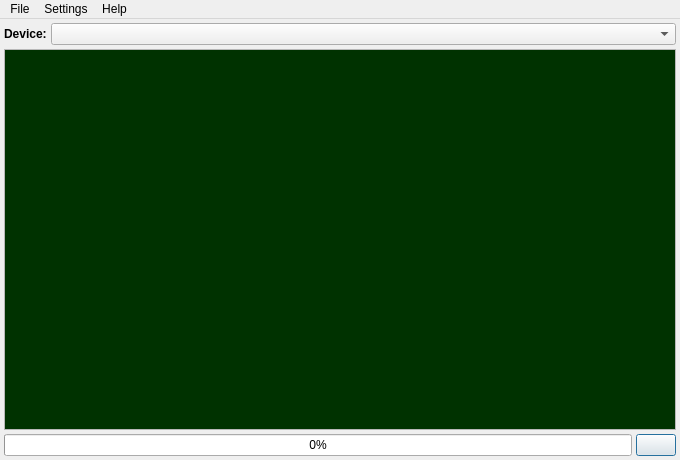
This is tools/qt/usb_boot_maker/src/main/mainwindow.ui in Gris87/ngos as Qt 5 draws it before an edit. The edited form follows.
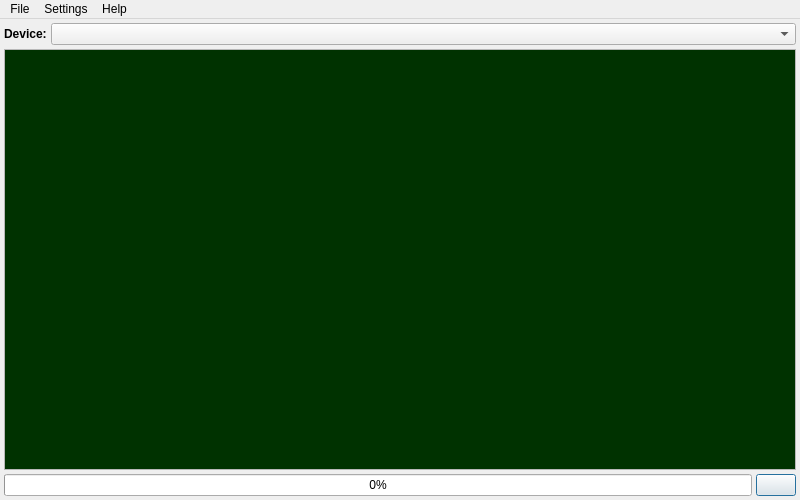
This is the edited form. Icons and pictures are not drawn.

Diff of the .ui file:
```diff
--- a/tools/qt/usb_boot_maker/src/main/mainwindow.ui
+++ b/tools/qt/usb_boot_maker/src/main/mainwindow.ui
@@ -6,8 +6,8 @@
    <rect>
     <x>0</x>
     <y>0</y>
-    <width>680</width>
-    <height>460</height>
+    <width>800</width>
+    <height>500</height>
    </rect>
   </property>
   <property name="windowTitle">
```
